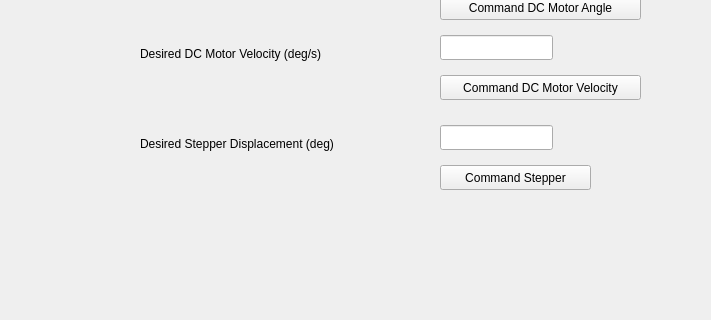
Old version of the form motor_sensor_gui/motor_sensor_gui/mainwindow.ui in the repository Sea-Cucumbers/motor_sensor_lab; both pictures show x 0 to 711 and y 304 to 624 of the 800 by 624 pixel window.
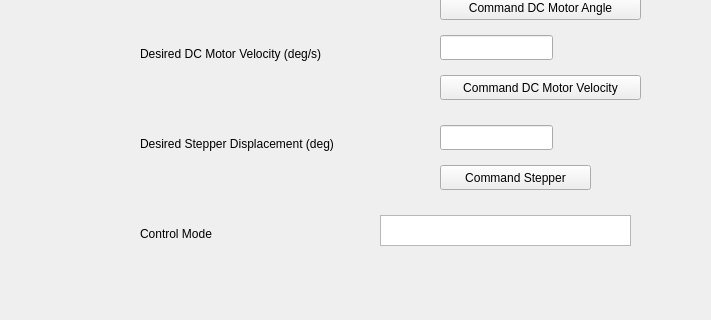
New version of the form.

Commit message: Added mode display

```diff
--- a/motor_sensor_gui/motor_sensor_gui/mainwindow.ui
+++ b/motor_sensor_gui/motor_sensor_gui/mainwindow.ui
@@ -227,6 +227,29 @@
      <string>Command DC Motor Angle</string>
     </property>
    </widget>
+   <widget class="QTextEdit" name="controlModeTextEdit">
+    <property name="geometry">
+     <rect>
+      <x>380</x>
+      <y>500</y>
+      <width>251</width>
+      <height>31</height>
+     </rect>
+    </property>
+   </widget>
+   <widget class="QLabel" name="controlModeLabel">
+    <property name="geometry">
+     <rect>
+      <x>140</x>
+      <y>510</y>
+      <width>144</width>
+      <height>17</height>
+     </rect>
+    </property>
+    <property name="text">
+     <string>Control Mode</string>
+    </property>
+   </widget>
   </widget>
   <widget class="QMenuBar" name="menubar">
    <property name="geometry">
```
The commit also changes 2 other files.
